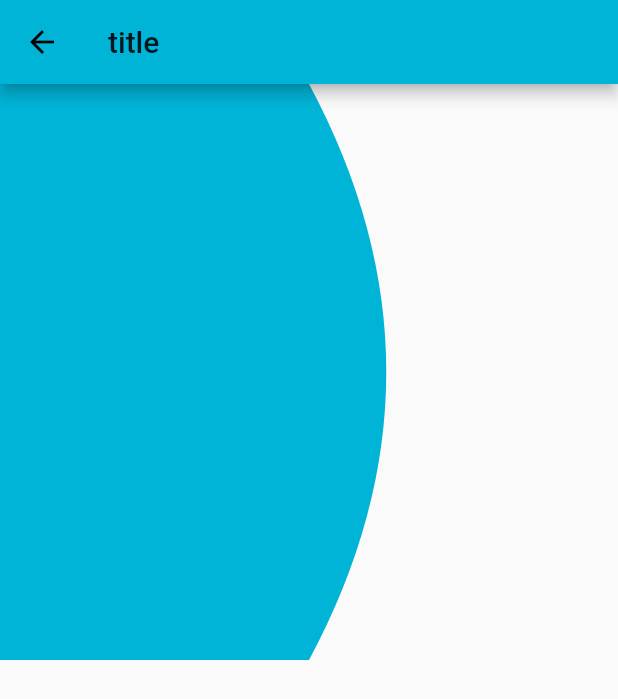
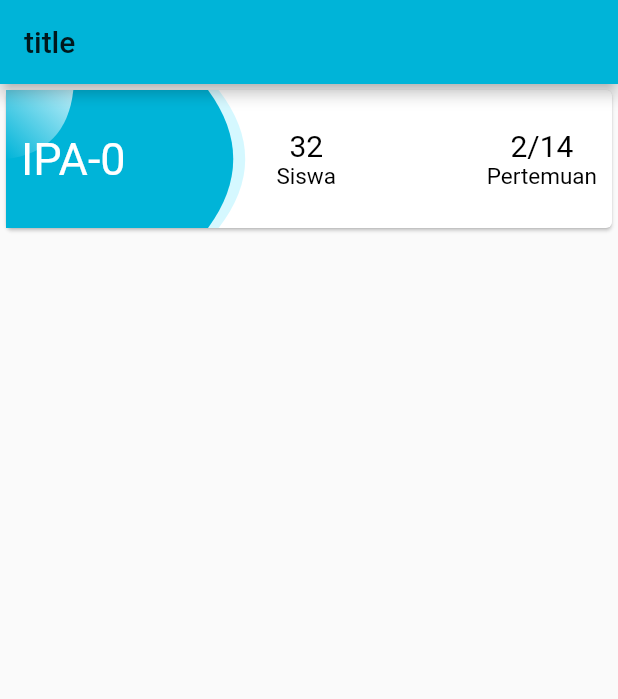
Before and after one commit to ajisyahroni/Flutter_6-Akademix-lecture, a Flutter app: the AbsenceScreen screen opened directly, on a phone screen of 412 x 824 dp. Shown: the top 699 px of the screen. Run offline on Flutter 3.47's test engine with Material 2 defaults, Android fonts, the phone set to English and light mode, and no system bars; our stand-ins replace backdrop, flutter_svg.

Commit message:
UPDATE: sync with ui ux

```diff
--- a/lib/main.dart
+++ b/lib/main.dart
@@ -25,7 +25,7 @@ class MyApp extends StatelessWidget {
         primaryColor: HexColor.fromHex('#00B4D8'),
         visualDensity: VisualDensity.adaptivePlatformDensity,
       ),
-      home: HomeScreen(),
+      home: AbsenceScreen(),
     );
   }
 }
--- a/lib/screens/absence_screen.dart
+++ b/lib/screens/absence_screen.dart
@@ -6,6 +6,8 @@
 import 'package:akademix/extensions/hex_color.dart';
 import 'package:akademix/utilities/constant.dart';
 import 'package:akademix/widgets/akademix_main_navigation.dart';
+import 'package:akademix/widgets/dashboard/akademix_days_scrolling.dart';
+import 'package:akademix/widgets/debug/grouped_button.dart';
 import 'package:flutter/material.dart';
 import 'package:flutter_svg/flutter_svg.dart';
 
@@ -21,22 +23,121 @@ class _AbsenceScreenState extends State<AbsenceScreen> {
       appBar: AppBar(
         title: Text('title'),
       ),
-      body: Container(
-        child: CustomPaint(
-          child: Container(),
-          painter: RectangleCircleUnion(),
-        ),
+      body: Column(
+        children: [
+          Container(
+            height: 100,
+            child: Card(
+              child: Stack(
+                children: [
+                  CustomPaint(
+                    child: Container(),
+                    painter:
+                        RectangleCircleUnionAsBg(HexColor.fromHex('#D5F8FF')),
+                  ),
+                  CustomPaint(
+                    child: Container(),
+                    painter: RectangleCircleUnion(HexColor.fromHex('#00B4D8')),
+                  ),
+                  CustomPaint(
+                    child: Container(),
+                    painter: QuarterCircleGradient([
+                      HexColor.fromHex('#BCEEF9'),
+                      Color.fromARGB(0, 188, 238, 249)
+                    ]),
+                  ),
+                  Align(
+                    alignment: Alignment.center,
+                    child: Padding(
+                      padding: const EdgeInsets.all(10.0),
+                      child: Row(
+                        mainAxisAlignment: MainAxisAlignment.spaceBetween,
+                        crossAxisAlignment: CrossAxisAlignment.center,
+                        children: [
+                          Text(
+                            'IPA-0',
+                            style: TextStyle(color: Colors.white, fontSize: 30),
+                          ),
+                          Column(
+                            mainAxisAlignment: MainAxisAlignment.center,
+                            children: [
+                              Text(
+                                '32',
+                                style: TextStyle(
+                                    color: Colors.black, fontSize: 20),
+                              ),
+                              Text(
+                                'Siswa',
+                                style: TextStyle(
+                                    color: Colors.black, fontSize: 15),
+                              ),
+                            ],
+                          ),
+                          Column(
+                            mainAxisAlignment: MainAxisAlignment.center,
+                            children: [
+                              Text(
+                                '2/14',
+                                style: TextStyle(
+                                    color: Colors.black, fontSize: 20),
+                              ),
+                              Text(
+                                'Pertemuan',
+                                style: TextStyle(
+                                    color: Colors.black, fontSize: 15),
+                              )
+                            ],
+                          ),
+                        ],
+                      ),
+                    ),
+                  )
+                ],
+              ),
+            ),
+          ),
+        ],
       ),
     );
   }
 }
 
-class quarterCircle extends CustomPainter {
+class QuarterCircleTopRight extends CustomPainter {
+  @override
+  void paint(Canvas canvas, Size size) {}
+
+  @override
+  bool shouldRepaint(CustomPainter oldDelegate) {
+    return false;
+  }
+}
+
+class QuarterCircleGradient extends CustomPainter {
+  final List<Color> gradientColor;
+  QuarterCircleGradient(this.gradientColor);
+
   @override
   void paint(Canvas canvas, Size size) {
+    final shapeBound = Rect.fromLTWH(0, 0, size.width / 9, size.height / 2);
     final paint = Paint()
-      ..color = HexColor.fromHex('#00B4D8')
+      ..shader = LinearGradient(
+              begin: Alignment.topRight,
+              end: Alignment.bottomLeft,
+              colors: gradientColor)
+          .createShader(shapeBound)
       ..style = PaintingStyle.fill;
+
+    final backgroundPath = Path()
+      ..moveTo(shapeBound.left, shapeBound.top)
+      ..lineTo(shapeBound.topRight.dx, shapeBound.topRight.dy)
+      ..quadraticBezierTo(
+          shapeBound.bottomRight.dx * 0.9,
+          shapeBound.bottomRight.dy * 0.9,
+          shapeBound.bottomLeft.dx,
+          shapeBound.bottomLeft.dy)
+      ..lineTo(shapeBound.bottomLeft.dx, shapeBound.bottomLeft.dy);
+
+    canvas.drawPath(backgroundPath, paint);
   }
 
   @override
@@ -46,24 +147,24 @@ class quarterCircle extends CustomPainter {
 }
 
 class RectangleCircleUnion extends CustomPainter {
-  final double widthOfContainer;
-  final double heightOfContainer;
-  RectangleCircleUnion({this.widthOfContainer, this.heightOfContainer});
+  final Color bgColor;
+
+  RectangleCircleUnion(this.bgColor);
 
   @override
   void paint(Canvas canvas, Size size) {
     final paint = Paint()
-      ..color = HexColor.fromHex('#00B4D8')
+      ..color = bgColor
       ..style = PaintingStyle.fill;
 
     num degToRad(num deg) => deg * (3.14 / 180);
 
-    final shapeBound = Rect.fromLTWH(0, 0, size.width / 2, size.height / 2);
+    final shapeBound = Rect.fromLTWH(0, 0, size.width / 3, size.height);
     final backgroundPath = Path()
       ..moveTo(shapeBound.left, shapeBound.top)
       ..lineTo(shapeBound.topRight.dx, shapeBound.topRight.dy)
       ..quadraticBezierTo(
-          shapeBound.centerRight.dx * 1.5,
+          shapeBound.centerRight.dx * 1.25,
           shapeBound.centerRight.dy,
           shapeBound.bottomRight.dx,
           shapeBound.bottomRight.dy)
@@ -101,20 +202,22 @@ class RectangleCircleUnion extends CustomPainter {
 }
 
 class RectangleCircleUnionAsBg extends CustomPainter {
+  final Color bgColor;
+
+  RectangleCircleUnionAsBg(this.bgColor);
+
   @override
   void paint(Canvas canvas, Size size) {
     final paint = Paint()
-      ..color = HexColor.fromHex('#D5F8FF')
+      ..color = bgColor
       ..style = PaintingStyle.fill;
 
-    num degToRad(num deg) => deg * (3.14 / 180);
-
-    final shapeBound = Rect.fromLTWH(0, 0, size.width / 2, size.height / 2);
+    final shapeBound = Rect.fromLTWH(0, 0, size.width / 2.85, size.height);
     final backgroundPath = Path()
       ..moveTo(shapeBound.left, shapeBound.top)
       ..lineTo(shapeBound.topRight.dx, shapeBound.topRight.dy)
       ..quadraticBezierTo(
-          shapeBound.centerRight.dx * 1.5,
+          shapeBound.centerRight.dx * 1.25,
           shapeBound.centerRight.dy,
           shapeBound.bottomRight.dx,
           shapeBound.bottomRight.dy)
@@ -126,8 +229,6 @@ class RectangleCircleUnionAsBg extends CustomPainter {
 
   @override
   bool shouldRepaint(CustomPainter oldDelegate) {
-    // TODO: implement shouldRepaint
     return false;
-    // throw UnimplementedError();
   }
 }
```
Also changed, not shown: lib/widgets/dashboard/akademix_days_scrolling.dart (+19 -3 lines), assets/img/card_bg.png (added).
